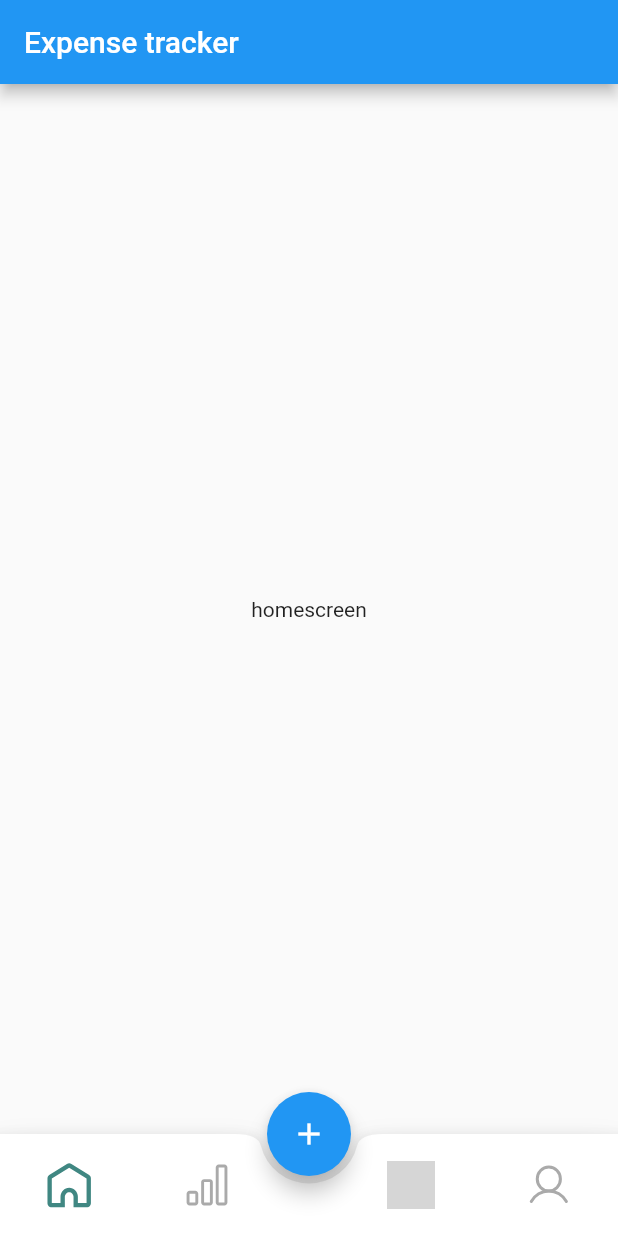
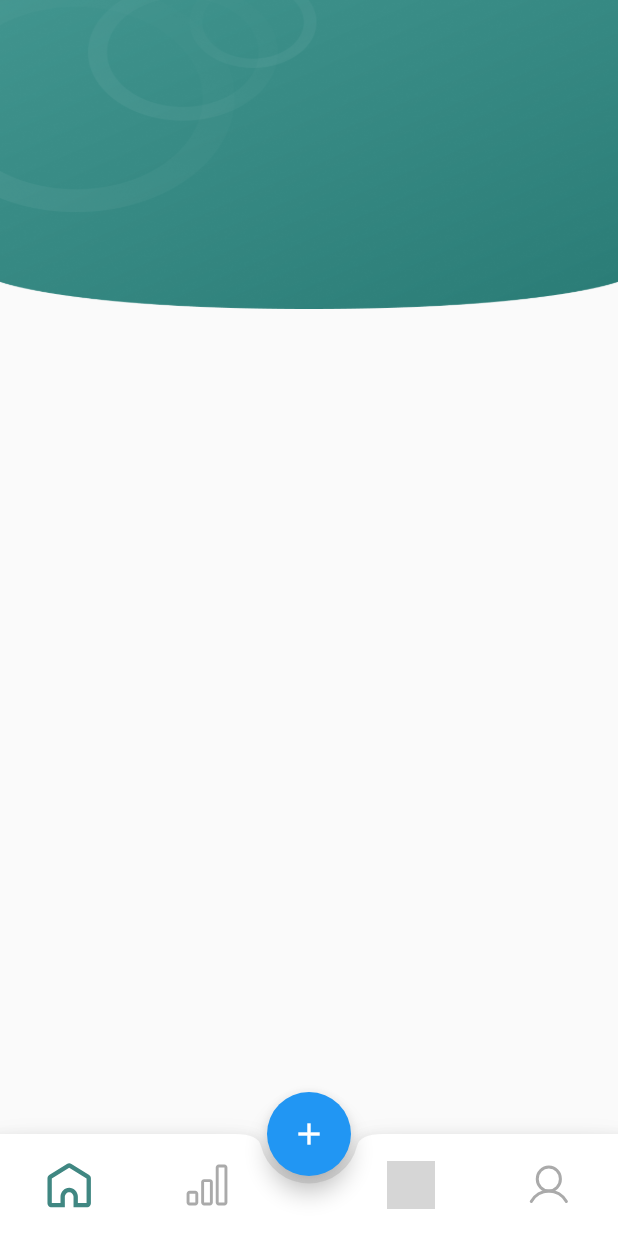
Before and after one commit to zeeshanmansoori/expense_tracker, a Flutter app: the screen it shows after launch, on a phone screen of 412 x 824 dp. Run offline on Flutter 3.47's test engine with Material 2 defaults, Android fonts, the light colour scheme and no system bars; our stand-ins replace bloc, equatable, flutter_bloc, flutter_svg; grey boxes are pictures that could not be loaded.

Commit message:
basic nav setup done

```diff
--- a/lib/main.dart
+++ b/lib/main.dart
@@ -27,11 +27,6 @@ class MyApp extends StatelessWidget {
         primarySwatch: Colors.blue,
       ),
       home: Scaffold(
-        appBar: AppBar(
-          // Here we take the value from the MyHomePage object that was created by
-          // the App.build method, and use it to set our appbar title.
-          title: Text("Expense tracker"),
-        ),
         body: const BottomNavigationScreen(),
       ),
     );
--- a/lib/screens/bottom_navigation_screen/bottom_navigation_screen.dart
+++ b/lib/screens/bottom_navigation_screen/bottom_navigation_screen.dart
@@ -1,5 +1,7 @@
 import 'package:expense_tracker/cubits/bottom_navigation/bottom_navigation_cubit.dart';
+import 'package:expense_tracker/screens/bottom_navigation_screen/widgets/abstract_bottom_nav_screen.dart';
 import 'package:expense_tracker/screens/bottom_navigation_screen/widgets/bottomAppBarItem.dart';
+import 'package:expense_tracker/screens/bottom_navigation_screen/widgets/no_nav_screen.dart';
 import 'package:expense_tracker/screens/home/home_screen.dart';
 import 'package:expense_tracker/screens/profile/profile_screen.dart';
 import 'package:expense_tracker/screens/statistics/statistics_screen.dart';
@@ -26,10 +28,10 @@ class _BottomNavigationScreenState extends State<BottomNavigationScreen> {
 
   @override
   Widget build(BuildContext context) {
-    var allScreens = [
+    var allScreens = const [
       HomeScreen(),
       StatisticsScreen(),
-      Container(),
+      NoNavScreen(),
       WalletScreen(),
       ProfileScreen(),
     ];
@@ -43,6 +45,12 @@ class _BottomNavigationScreenState extends State<BottomNavigationScreen> {
           child: const Icon(Icons.add),
         ),
         floatingActionButtonLocation: FloatingActionButtonLocation.centerDocked,
+        body: BlocBuilder<BottomNavigationCubit, BottomNavigationState>(
+          buildWhen: (p, c) => p.currentPageIndex != c.currentPageIndex,
+          builder: (context, state) {
+            return allScreens[state.currentPageIndex];
+          },
+        ),
         bottomNavigationBar: BottomAppBar(
           shape: const CircularNotchedRectangle(),
           notchMargin: 5,
@@ -50,20 +58,18 @@ class _BottomNavigationScreenState extends State<BottomNavigationScreen> {
             //children inside bottom appbar
             mainAxisSize: MainAxisSize.max,
             mainAxisAlignment: MainAxisAlignment.spaceAround,
-            children: List.generate(
-                5,
-                (index) => BottomAppBarItem(
-                      pageIndex: index,
-                    )),
+            children: allScreens
+                .map(
+                  (data) =>
+                  BottomAppBarItem(
+                    pageIndex: data.pageIndex,
+                  ),
+            )
+                .toList(),
           ).paddingWithSymmetry(vertical: 10),
         ),
-        body: BlocBuilder<BottomNavigationCubit, BottomNavigationState>(
-          buildWhen: (p, c) => p.currentPageIndex != c.currentPageIndex,
-          builder: (context, state) {
-            return allScreens[state.currentPageIndex];
-          },
         ),
-      ),
+
     );
   }
 }
--- /dev/null
+++ b/lib/screens/bottom_navigation_screen/widgets/abstract_bottom_nav_screen.dart
@@ -0,0 +1,7 @@
+import 'package:flutter/material.dart';
+
+abstract class AbstractBottomNavScreen extends StatelessWidget {
+  abstract final int pageIndex;
+
+  const AbstractBottomNavScreen({super.key});
+}
--- a/lib/screens/home/home_screen.dart
+++ b/lib/screens/home/home_screen.dart
@@ -1,11 +1,28 @@
+import 'package:expense_tracker/screens/bottom_navigation_screen/widgets/abstract_bottom_nav_screen.dart';
+import 'package:expense_tracker/utils/common_utils.dart';
 import 'package:expense_tracker/utils/widget_extension.dart';
 import 'package:flutter/material.dart';
 
-class HomeScreen extends StatelessWidget {
+class HomeScreen extends AbstractBottomNavScreen {
+  @override
+  final int pageIndex = 0;
+
   const HomeScreen({Key? key}) : super(key: key);
 
   @override
   Widget build(BuildContext context) {
-    return Text("homescreen").wrapCenter();
+    var height = MediaQuery.of(context).size.height * .25;
+    var width = MediaQuery.of(context).size.width;
+
+    return Column(
+      children: [
+        Image.asset(
+          CommonUtils.getImageFromAsset("home_bg"),
+          height: height,
+          width: width,
+          fit: BoxFit.fill,
+        )
+      ],
+    );
   }
 }
--- a/lib/screens/profile/profile_screen.dart
+++ b/lib/screens/profile/profile_screen.dart
@@ -1,7 +1,10 @@
+import 'package:expense_tracker/screens/bottom_navigation_screen/widgets/abstract_bottom_nav_screen.dart';
 import 'package:expense_tracker/utils/widget_extension.dart';
 import 'package:flutter/material.dart';
 
-class ProfileScreen extends StatelessWidget {
+class ProfileScreen extends AbstractBottomNavScreen {
+  @override
+  final int pageIndex = 4;
   const ProfileScreen({Key? key}) : super(key: key);
 
   @override
--- a/lib/screens/statistics/statistics_screen.dart
+++ b/lib/screens/statistics/statistics_screen.dart
@@ -1,7 +1,11 @@
+import 'package:expense_tracker/screens/bottom_navigation_screen/widgets/abstract_bottom_nav_screen.dart';
 import 'package:expense_tracker/utils/widget_extension.dart';
 import 'package:flutter/material.dart';
 
-class StatisticsScreen extends StatelessWidget {
+class StatisticsScreen extends AbstractBottomNavScreen {
+  @override
+  final int pageIndex = 1;
+
   const StatisticsScreen({Key? key}) : super(key: key);
 
   @override
--- a/lib/screens/wallet/wallet_screen.dart
+++ b/lib/screens/wallet/wallet_screen.dart
@@ -1,7 +1,11 @@
+import 'package:expense_tracker/screens/bottom_navigation_screen/widgets/abstract_bottom_nav_screen.dart';
 import 'package:expense_tracker/utils/widget_extension.dart';
 import 'package:flutter/material.dart';
 
-class WalletScreen extends StatelessWidget {
+class WalletScreen extends AbstractBottomNavScreen {
+  @override
+  final int pageIndex = 3;
+
   const WalletScreen({Key? key}) : super(key: key);
 
   @override
--- a/pubspec.yaml
+++ b/pubspec.yaml
@@ -66,6 +66,7 @@ flutter:
   # To add assets to your application, add an assets section, like this:
   assets:
     - assets/nav_icons/
+    - assets/images/
   #   - images/a_dot_burr.jpeg
   #   - images/a_dot_ham.jpeg
 
```
Also changed, not shown: lib/screens/bottom_navigation_screen/widgets/no_nav_screen.dart (added, +14 -0 lines), assets/images/home_bg.png (added).
